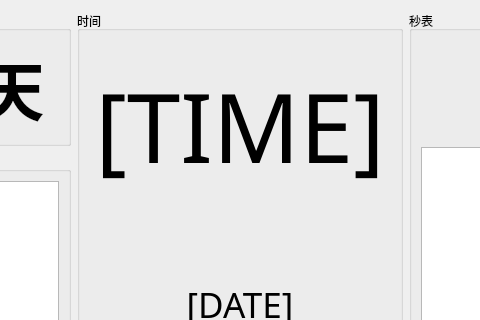
Before: the Qt Designer form mainWindow.ui in aaaaPotato/TheWonderfulClock, drawn with Qt 5; both pictures show x 220 to 700 and y 0 to 320 of the 920 by 592 pixel window.
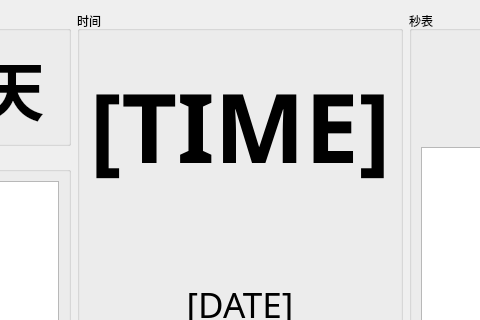
After: the same form once the commit is applied.

Commit message: v0.1.1 更好的字体

Patch:
```diff
--- a/mainWindow.ui
+++ b/mainWindow.ui
@@ -177,6 +177,7 @@
          <font>
           <family>等线</family>
           <pointsize>72</pointsize>
+          <bold>true</bold>
          </font>
         </property>
         <property name="cursor">
```
The commit also changes 2 other files.
